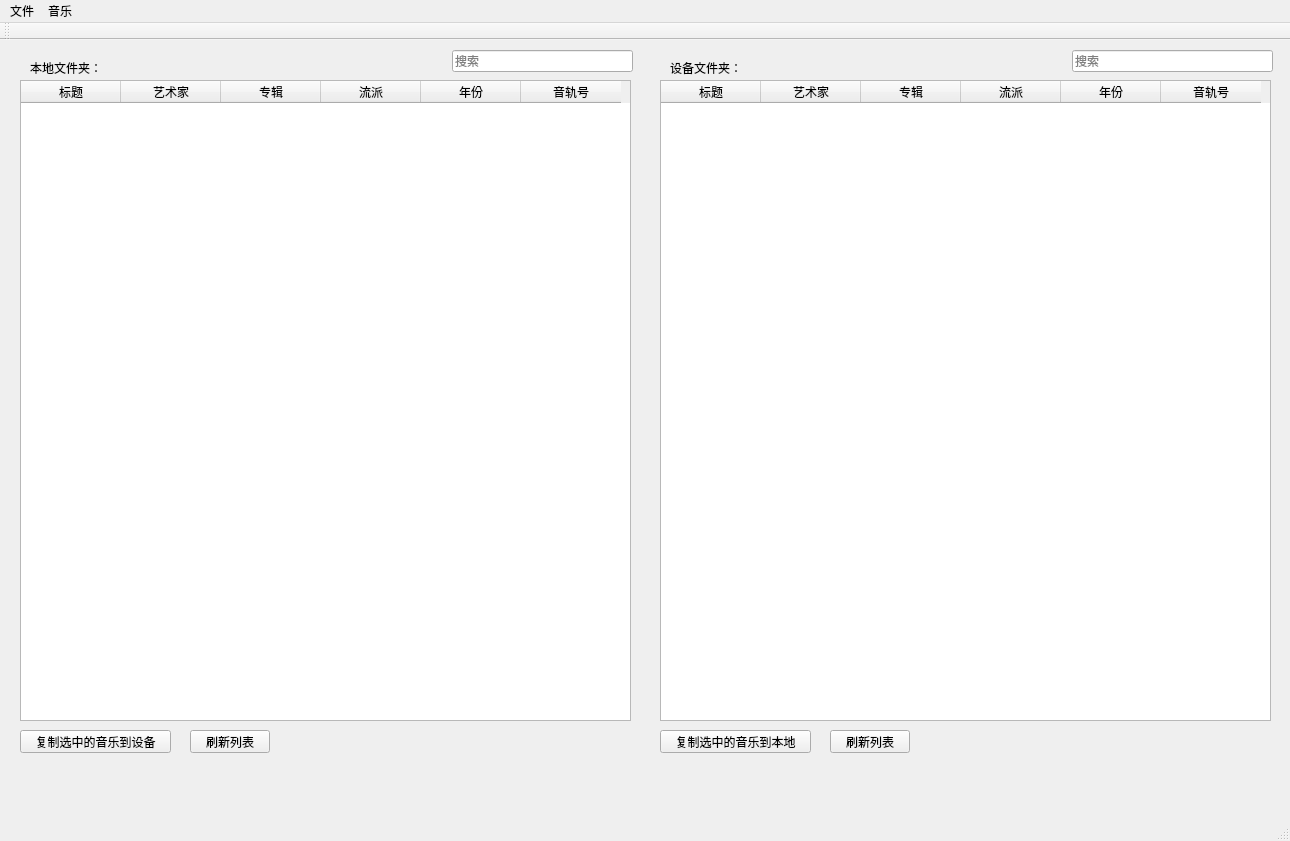
First picture: the form in MusicSyncTool.ui, repository FunnyAWM/MusicSyncTool, before the edit.
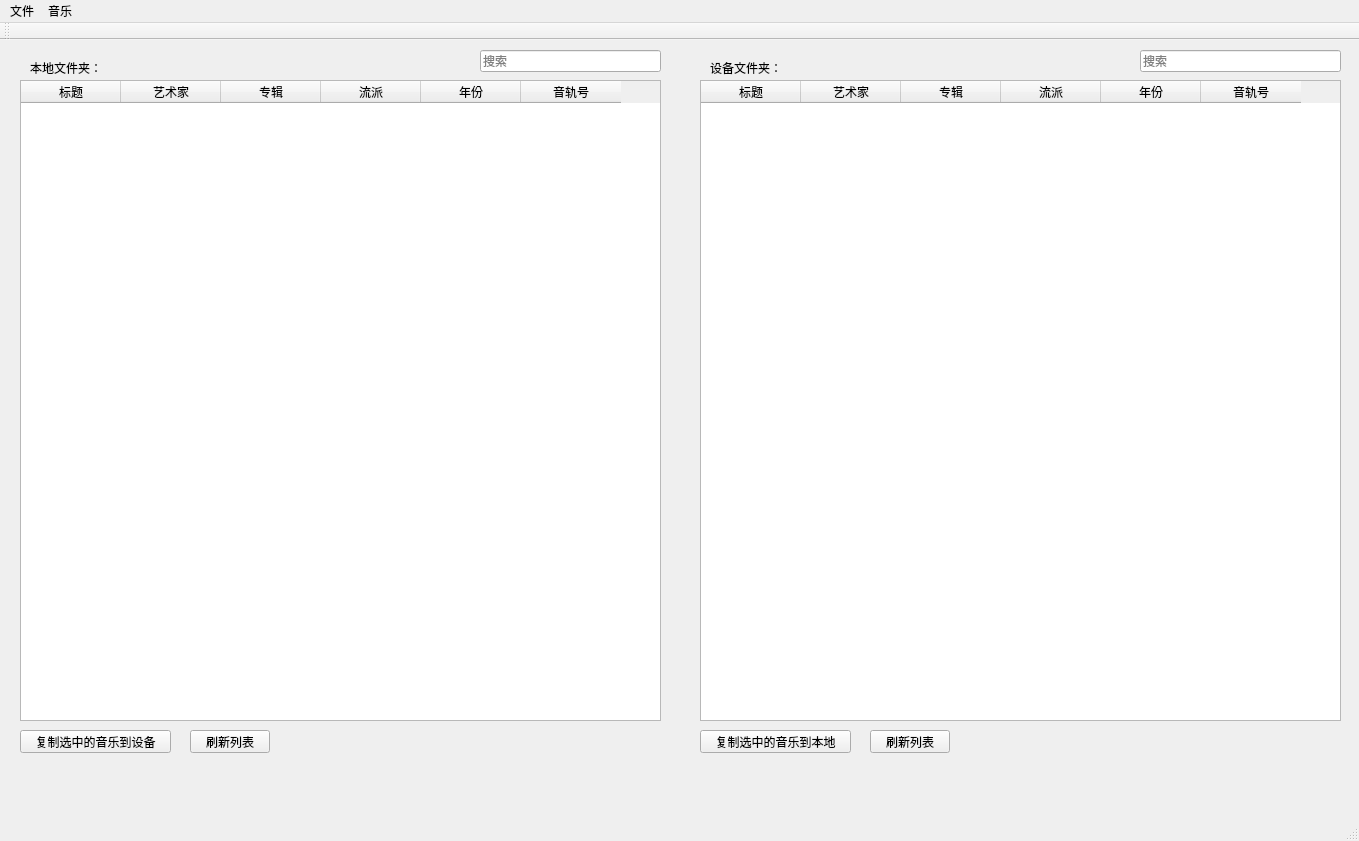
Second picture: the form after the edit.

Diff of the .ui file:
```diff
--- a/MusicSyncTool.ui
+++ b/MusicSyncTool.ui
@@ -6,7 +6,7 @@
    <rect>
     <x>0</x>
     <y>0</y>
-    <width>1290</width>
+    <width>1359</width>
     <height>841</height>
    </rect>
   </property>
@@ -19,10 +19,16 @@
      <rect>
       <x>20</x>
       <y>40</y>
-      <width>611</width>
+      <width>641</width>
       <height>641</height>
      </rect>
     </property>
+    <property name="sortingEnabled">
+     <bool>false</bool>
+    </property>
+    <property name="cornerButtonEnabled">
+     <bool>false</bool>
+    </property>
     <column>
      <property name="text">
       <string>标题</string>
@@ -57,9 +63,9 @@
    <widget class="QTableWidget" name="tableWidgetRemote">
     <property name="geometry">
      <rect>
-      <x>660</x>
+      <x>700</x>
       <y>40</y>
-      <width>611</width>
+      <width>641</width>
       <height>641</height>
      </rect>
     </property>
@@ -110,7 +116,7 @@
    <widget class="QLabel" name="RemoteText">
     <property name="geometry">
      <rect>
-      <x>670</x>
+      <x>710</x>
       <y>20</y>
       <width>201</width>
       <height>16</height>
@@ -136,7 +142,7 @@
    <widget class="QPushButton" name="copyToLocal">
     <property name="geometry">
      <rect>
-      <x>660</x>
+      <x>700</x>
       <y>690</y>
       <width>151</width>
       <height>23</height>
@@ -162,7 +168,7 @@
    <widget class="QPushButton" name="refreshRemote">
     <property name="geometry">
      <rect>
-      <x>830</x>
+      <x>870</x>
       <y>690</y>
       <width>80</width>
       <height>23</height>
@@ -175,7 +181,7 @@
    <widget class="QLineEdit" name="searchLocal">
     <property name="geometry">
      <rect>
-      <x>452</x>
+      <x>480</x>
       <y>10</y>
       <width>181</width>
       <height>22</height>
@@ -194,7 +200,7 @@
    <widget class="QLineEdit" name="searchRemote">
     <property name="geometry">
      <rect>
-      <x>1072</x>
+      <x>1140</x>
       <y>10</y>
       <width>201</width>
       <height>22</height>
@@ -213,7 +219,7 @@
     <rect>
      <x>0</x>
      <y>0</y>
-     <width>1290</width>
+     <width>1359</width>
      <height>20</height>
     </rect>
    </property>
```
